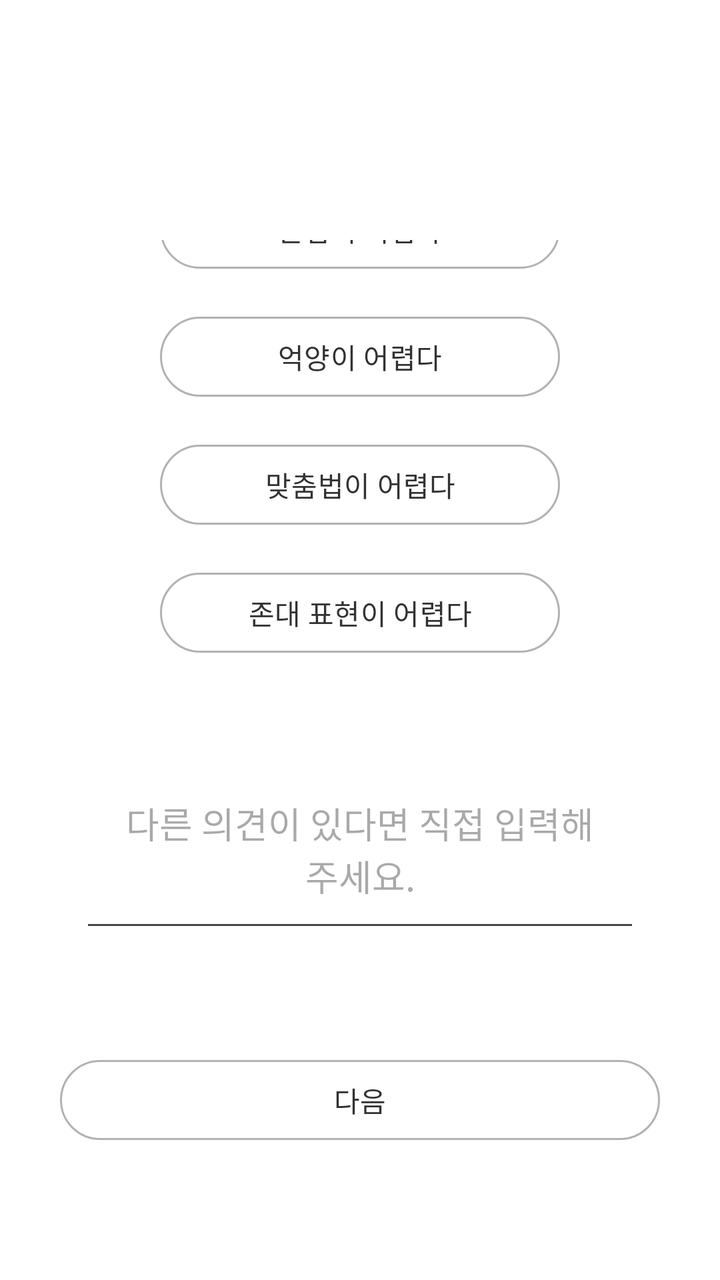
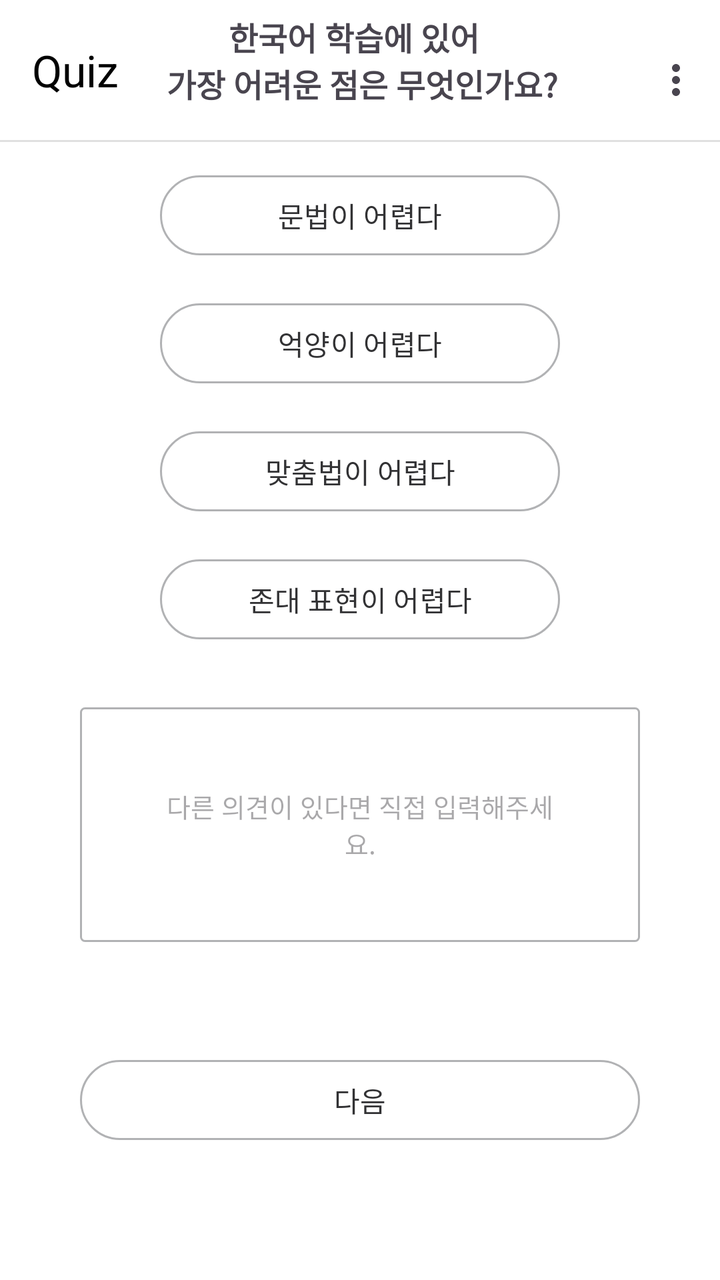

An Android layout rendered at two revisions. The XML below is the earlier revision; the diff shows what the commit changed to produce the second picture.
<!-- AndroidManifest.xml: application theme Theme.GURU2 -->
<!-- res/layout/fragment_survey_q2.xml -->
<?xml version="1.0" encoding="utf-8"?>
<androidx.constraintlayout.widget.ConstraintLayout xmlns:android="http://schemas.android.com/apk/res/android"
    xmlns:app="http://schemas.android.com/apk/res-auto"
    xmlns:tools="http://schemas.android.com/tools"
    android:layout_width="match_parent"
    android:layout_height="match_parent"
    android:paddingTop="120dp"
    android:background="#FFF"
    tools:context=".SurveyQ2Fragment">

    

    
    <TextView
        android:id="@+id/Q2TextView"
        android:layout_width="249dp"
        android:layout_height="57dp"
        android:layout_marginBottom="20dp"
        android:text="한국어 학습에 있어 가장 어려운 점은 무엇인가요?"
        android:textAlignment="center"
        android:textAllCaps="false"
        android:textSize="16sp"
        android:textStyle="bold"
        app:layout_constraintBottom_toTopOf="@+id/btnHard1"
        app:layout_constraintEnd_toEndOf="parent"
        app:layout_constraintHorizontal_bias="0.493"
        app:layout_constraintStart_toStartOf="parent" />

    
    <Button
        android:id="@+id/btnHard1"
        android:layout_width="0dp"
        android:layout_height="wrap_content"
        android:layout_marginStart="80dp"
        android:layout_marginEnd="80dp"
        android:layout_marginBottom="16dp"
        android:text="문법이 어렵다"
        android:textColor="#323234"
        app:backgroundTint="#FFF"
        app:strokeWidth="1dp"
        app:strokeColor="#B1B2B4"
        app:layout_constraintBottom_toTopOf="@+id/btnHard2"
        app:layout_constraintEnd_toEndOf="parent"
        app:layout_constraintHorizontal_bias="0.0"
        app:layout_constraintStart_toStartOf="parent" />

    <Button
        android:id="@+id/btnHard2"
        android:layout_width="0dp"
        android:layout_height="wrap_content"
        android:layout_marginStart="80dp"
        android:layout_marginEnd="80dp"
        android:layout_marginBottom="16dp"
        android:text="억양이 어렵다"
        android:textColor="#323234"
        app:backgroundTint="#FFF"
        app:strokeWidth="1dp"
        app:strokeColor="#B1B2B4"
        app:layout_constraintBottom_toTopOf="@+id/btnHard3"
        app:layout_constraintEnd_toEndOf="parent"
        app:layout_constraintHorizontal_bias="0.0"
        app:layout_constraintStart_toStartOf="parent" />

    <Button
        android:id="@+id/btnHard3"
        android:layout_width="0dp"
        android:layout_height="wrap_content"
        android:layout_marginStart="80dp"
        android:layout_marginEnd="80dp"
        android:layout_marginBottom="16dp"
        android:text="맞춤법이 어렵다"
        android:textColor="#323234"
        app:backgroundTint="#FFF"
        app:strokeWidth="1dp"
        app:strokeColor="#B1B2B4"
        app:layout_constraintBottom_toTopOf="@+id/btnHard4"
        app:layout_constraintEnd_toEndOf="parent"
        app:layout_constraintHorizontal_bias="0.0"
        app:layout_constraintStart_toStartOf="parent" />

    <Button
        android:id="@+id/btnHard4"
        android:layout_width="0dp"
        android:layout_height="wrap_content"
        android:layout_marginStart="80dp"
        android:layout_marginEnd="80dp"
        android:layout_marginBottom="48dp"
        android:text="존대 표현이 어렵다"
        android:textColor="#323234"
        app:backgroundTint="#FFF"
        app:strokeWidth="1dp"
        app:strokeColor="#B1B2B4"
        app:layout_constraintBottom_toTopOf="@+id/editText"
        app:layout_constraintEnd_toEndOf="parent"
        app:layout_constraintHorizontal_bias="0.0"
        app:layout_constraintStart_toStartOf="parent" />

    

    

    <EditText
        android:id="@+id/editText"
        android:layout_width="0dp"
        android:layout_height="wrap_content"
        android:layout_marginStart="40dp"
        android:layout_marginEnd="40dp"
        android:layout_marginBottom="55dp"
        android:hint="다른 의견이 있다면 직접 입력해주세요."
        android:padding="20dp"
        android:textAlignment="center"
        app:layout_constraintBottom_toTopOf="@+id/btnNext"
        app:layout_constraintEnd_toEndOf="parent"
        app:layout_constraintHorizontal_bias="0.0"
        app:layout_constraintStart_toStartOf="parent" />

    <Button
        android:id="@+id/btnNext"
        android:layout_width="match_parent"
        android:layout_height="48dp"
        android:layout_marginStart="30dp"
        android:layout_marginEnd="30dp"
        android:layout_marginBottom="66dp"
        android:text="다음"
        app:layout_constraintBottom_toBottomOf="parent"
        app:layout_constraintEnd_toEndOf="parent"
        app:layout_constraintHorizontal_bias="1.0"
        android:textColor="#323234"
        app:backgroundTint="#FFF"
        app:strokeWidth="1dp"
        app:strokeColor="#B1B2B4"
        app:layout_constraintStart_toEndOf="@+id/toolbar" />

</androidx.constraintlayout.widget.ConstraintLayout>
<!-- resources referenced by this layout -->
<resources>
  <style name="Theme.GURU2" parent="Base.Theme.GURU2" />
  <style name="Base.Theme.GURU2" parent="Theme.Material3.DayNight.NoActionBar">
          
          
  
      </style>
</resources>

<!-- the commit's change to res/layout/fragment_survey_q2.xml (unified diff, before → after) -->
@@ -4,11 +4,34 @@
     xmlns:tools="http://schemas.android.com/tools"
     android:layout_width="match_parent"
     android:layout_height="match_parent"
-    android:paddingTop="120dp"
     android:background="#FFF"
     tools:context=".SurveyQ2Fragment">
 
     
+    <com.google.android.material.appbar.AppBarLayout
+        android:id="@+id/appBar"
+        android:layout_width="0dp"
+        android:layout_height="wrap_content"
+        android:background="#FFFFFF"
+        app:layout_constraintTop_toTopOf="parent"
+        app:layout_constraintStart_toStartOf="parent"
+        app:layout_constraintEnd_toEndOf="parent">
+
+        <com.google.android.material.appbar.MaterialToolbar
+            android:id="@+id/mainToolbar"
+            android:layout_width="match_parent"
+            android:layout_height="70dp"
+            android:background="#FFF"
+            android:paddingVertical="8dp"
+            app:menu="@menu/menu_main"
+            app:title="Quiz"
+            app:titleTextColor="@android:color/black" />
+        <View
+            android:layout_width="match_parent"
+            android:layout_height="1dp"
+            android:background="#E0E0E0" />
+
+    </com.google.android.material.appbar.AppBarLayout>
 
     
     <TextView
@@ -16,7 +39,7 @@
         android:layout_width="249dp"
         android:layout_height="57dp"
         android:layout_marginBottom="20dp"
-        android:text="한국어 학습에 있어 가장 어려운 점은 무엇인가요?"
+        android:text="한국어 학습에 있어 \n 가장 어려운 점은 무엇인가요?"
         android:textAlignment="center"
         android:textAllCaps="false"
         android:textSize="16sp"
@@ -84,7 +107,7 @@
         android:layout_height="wrap_content"
         android:layout_marginStart="80dp"
         android:layout_marginEnd="80dp"
-        android:layout_marginBottom="48dp"
+        android:layout_marginBottom="30dp"
         android:text="존대 표현이 어렵다"
         android:textColor="#323234"
         app:backgroundTint="#FFF"
@@ -107,8 +130,10 @@
         android:layout_marginEnd="40dp"
         android:layout_marginBottom="55dp"
         android:hint="다른 의견이 있다면 직접 입력해주세요."
-        android:padding="20dp"
+        android:textSize="13dp"
+        android:padding="40dp"
         android:textAlignment="center"
+        android:background="@drawable/bg_edittext"
         app:layout_constraintBottom_toTopOf="@+id/btnNext"
         app:layout_constraintEnd_toEndOf="parent"
         app:layout_constraintHorizontal_bias="0.0"
@@ -118,17 +143,17 @@
         android:id="@+id/btnNext"
         android:layout_width="match_parent"
         android:layout_height="48dp"
-        android:layout_marginStart="30dp"
-        android:layout_marginEnd="30dp"
+        android:layout_marginStart="40dp"
+        android:layout_marginEnd="40dp"
         android:layout_marginBottom="66dp"
         android:text="다음"
+        android:textColor="#323234"
+        app:backgroundTint="#FFF"
         app:layout_constraintBottom_toBottomOf="parent"
         app:layout_constraintEnd_toEndOf="parent"
         app:layout_constraintHorizontal_bias="1.0"
-        android:textColor="#323234"
-        app:backgroundTint="#FFF"
-        app:strokeWidth="1dp"
+        app:layout_constraintStart_toEndOf="@+id/toolbar"
         app:strokeColor="#B1B2B4"
-        app:layout_constraintStart_toEndOf="@+id/toolbar" />
+        app:strokeWidth="1dp" />
 
 </androidx.constraintlayout.widget.ConstraintLayout>
<!-- resource entries referenced after the edit -->
@@ -1,5 +1,18 @@
 <!-- resources referenced by this layout -->
 <resources>
+  <!-- drawable bg_edittext (drawable) -->
+  <?xml version="1.0" encoding="utf-8"?>
+  <shape xmlns:android="http://schemas.android.com/apk/res/android"
+      android:shape="rectangle">
+  
+      <solid android:color="#FFFFFF" />
+  
+      <stroke
+          android:width="1dp"
+          android:color="#B1B2B4" />
+  
+      <corners android:radius="2dp" />
+  </shape>
   <style name="Theme.GURU2" parent="Base.Theme.GURU2" />
   <style name="Base.Theme.GURU2" parent="Theme.Material3.DayNight.NoActionBar">
           
